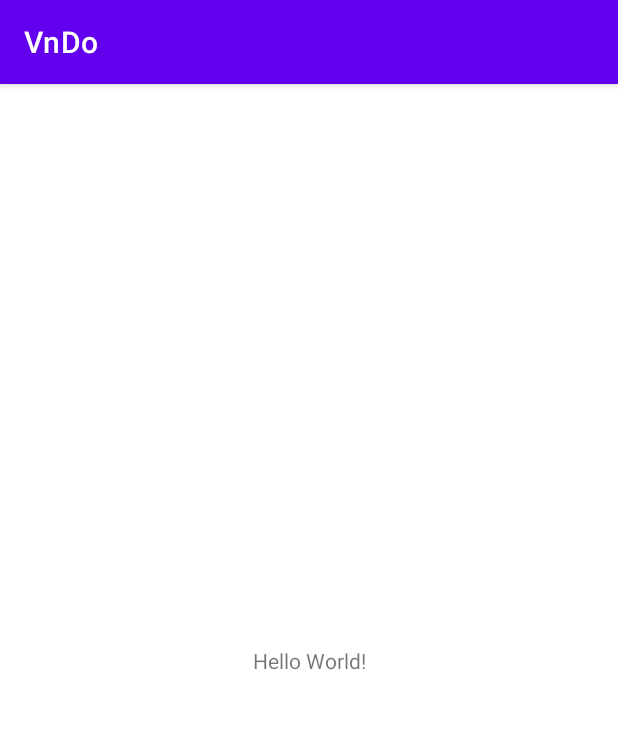
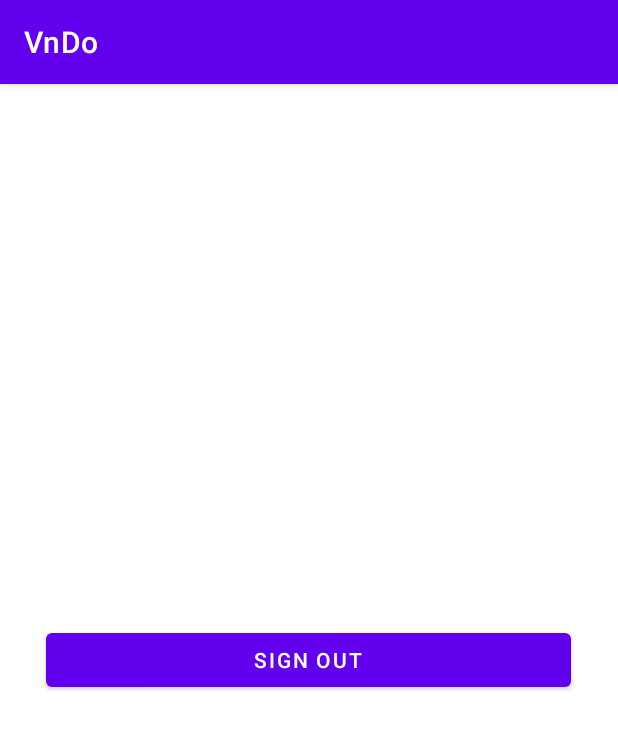
Before and after one commit to hphudev/ToDoApp, an Android app: the MainActivity screen opened directly, with no data from a screen before it, on a phone screen of 412 x 824 dp. Shown: the top 729 px of the screen. Run offline under Robolectric (Android 15) with nearby library versions, the phone set to English and light mode, and no system bars; our stand-ins replace Firebase (no records; nobody signed in at launch, a user with empty details on screens opened directly).

Commit message:
Cập nhật Google Login

```diff
--- a/app/src/main/java/com/example/todo/view/MainActivity.java
+++ b/app/src/main/java/com/example/todo/view/MainActivity.java
@@ -2,15 +2,41 @@ package com.example.todo.view;
 
 import androidx.appcompat.app.AppCompatActivity;
 
+import android.content.Intent;
 import android.os.Bundle;
+import android.view.View;
+import android.widget.Button;
 
 import com.example.todo.R;
+import com.google.firebase.auth.FirebaseAuth;
+import com.google.firebase.auth.FirebaseUser;
 
 public class MainActivity extends AppCompatActivity {
 
+    Button btnSignOut;
+    FirebaseAuth mAuth;
     @Override
     protected void onCreate(Bundle savedInstanceState) {
         super.onCreate(savedInstanceState);
         setContentView(R.layout.activity_main);
+        mAuth = FirebaseAuth.getInstance();
+        btnSignOut = (Button)findViewById(R.id.btn_sign_out);
+        btnSignOut.setOnClickListener(new View.OnClickListener() {
+            @Override
+            public void onClick(View v) {
+                mAuth.signOut();
+                checkUser();
+            }
+        });
+    }
+
+    private void checkUser() {
+        FirebaseUser firebaseUser = mAuth.getCurrentUser();
+        if (firebaseUser == null)
+        {
+            startActivity(new Intent(this, LoginActivity.class));
+            LoginActivity.googleSignInClient.signOut();
+            finish();
+        }
     }
 }
--- a/app/src/main/res/layout/activity_login.xml
+++ b/app/src/main/res/layout/activity_login.xml
@@ -66,11 +66,13 @@
                     android:onClick="@{() -> LoginViewModel.onClickLogin()}"/>
 
                 <ImageButton
+                    android:id="@+id/btn_login_google"
                     android:layout_width="64dp"
                     android:layout_height="64dp"
                     android:layout_marginBottom="20dp"
                     android:background="@drawable/affect_ripple"
-                    android:src="@drawable/google"/>
+                    android:src="@drawable/google"
+                    android:onClick="@{() -> LoginViewModel.onClickGoogleSignIn()}"/>
                 <androidx.constraintlayout.widget.ConstraintLayout
                     android:layout_width="match_parent"
                     android:layout_height="match_parent"
--- a/app/src/main/res/layout/activity_main.xml
+++ b/app/src/main/res/layout/activity_main.xml
@@ -1,18 +1,17 @@
 <?xml version="1.0" encoding="utf-8"?>
-<androidx.constraintlayout.widget.ConstraintLayout xmlns:android="http://schemas.android.com/apk/res/android"
+<LinearLayout xmlns:android="http://schemas.android.com/apk/res/android"
     xmlns:app="http://schemas.android.com/apk/res-auto"
     xmlns:tools="http://schemas.android.com/tools"
     android:layout_width="match_parent"
     android:layout_height="match_parent"
+    android:orientation="vertical"
+    android:gravity="center"
     tools:context=".view.MainActivity">
 
-    <TextView
-        android:layout_width="wrap_content"
+    <Button
+        android:id="@+id/btn_sign_out"
+        android:layout_width="350dp"
         android:layout_height="wrap_content"
-        android:text="Hello World!"
-        app:layout_constraintBottom_toBottomOf="parent"
-        app:layout_constraintLeft_toLeftOf="parent"
-        app:layout_constraintRight_toRightOf="parent"
-        app:layout_constraintTop_toTopOf="parent" />
+        android:text="Sign out"/>
 
-</androidx.constraintlayout.widget.ConstraintLayout>
+</LinearLayout>
```
Also changed, not shown: app/build.gradle (+10 -1 lines), app/src/main/java/com/example/todo/view/LoginActivity.java (+78 -2 lines), app/src/main/java/com/example/todo/viewmodel/LoginViewModel.java (+25 -6 lines).
